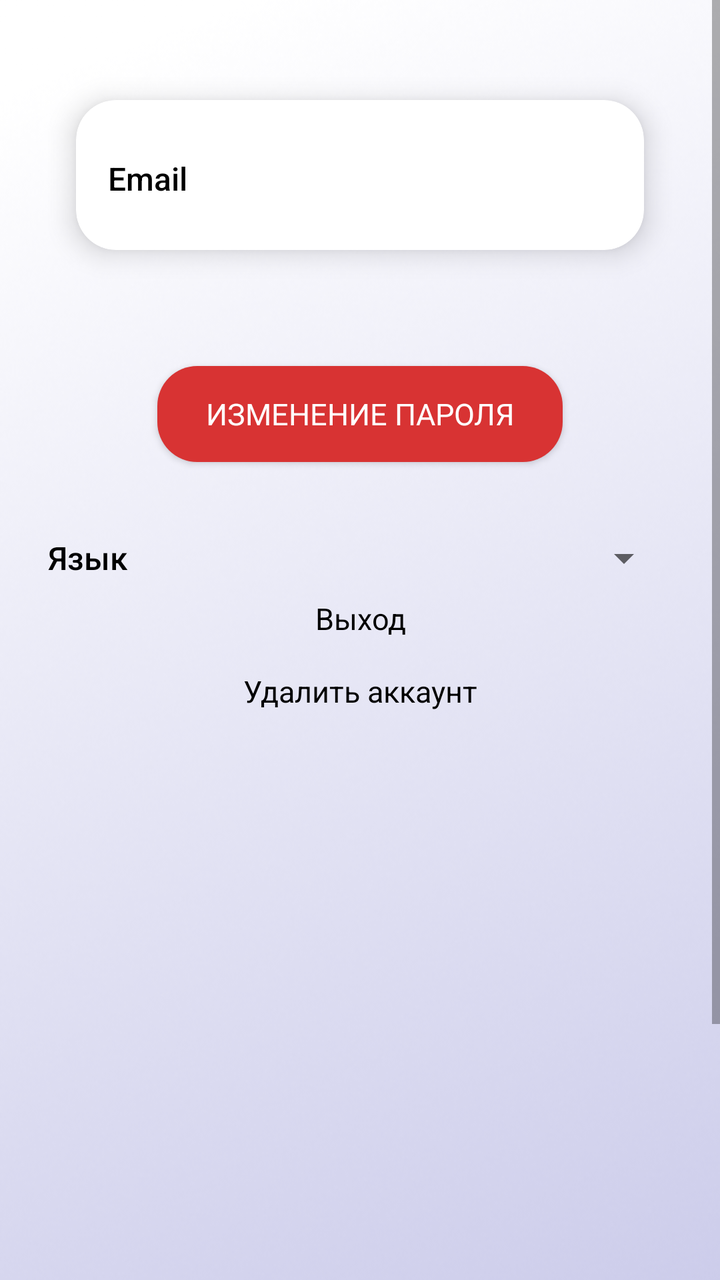
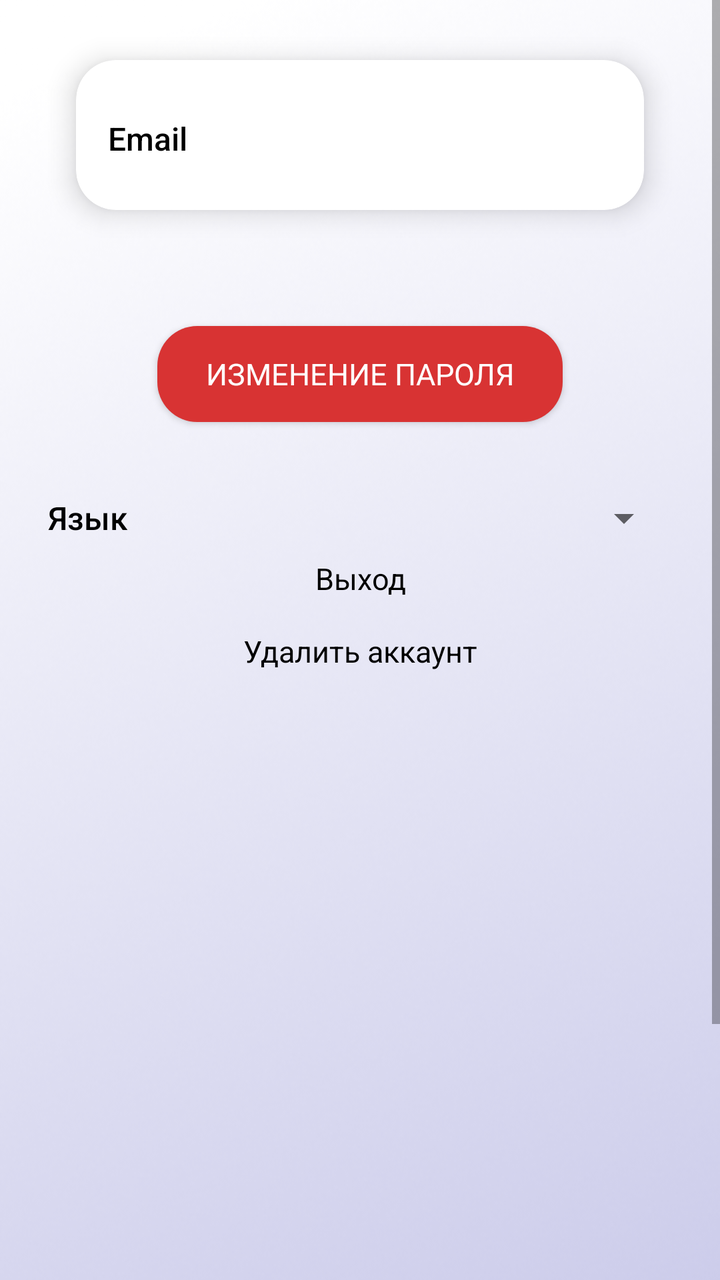

Compare the two renders of this Android layout. The source of the first and the diff that turns it into the second are given below.
<!-- AndroidManifest.xml: application theme Theme.AppCompat.Light -->
<!-- res/layout/fragment_setting_m.xml -->
<?xml version="1.0" encoding="utf-8"?>
<androidx.constraintlayout.widget.ConstraintLayout
    xmlns:android="http://schemas.android.com/apk/res/android"
    xmlns:app="http://schemas.android.com/apk/res-auto"
    xmlns:tools="http://schemas.android.com/tools"
    android:layout_width="match_parent"
    android:layout_height="match_parent">

    <ScrollView
        android:layout_width="match_parent"
        android:layout_height="0dp"
        android:fillViewport="true"
        app:layout_constraintTop_toTopOf="parent"
        app:layout_constraintBottom_toTopOf="@id/bottom_navigation"
        tools:ignore="NotSibling">

        <LinearLayout
            android:id="@+id/main"
            android:layout_width="match_parent"
            android:layout_height="wrap_content"
            android:orientation="vertical"
            android:paddingStart="24dp"
            android:paddingEnd="24dp"
            android:paddingTop="32dp"
            android:paddingBottom="24dp"
            android:gravity="center_horizontal"
            android:background="@drawable/background_b">

            <androidx.cardview.widget.CardView
                android:layout_width="match_parent"
                android:layout_height="wrap_content"
                app:cardCornerRadius="20dp"
                app:cardElevation="8dp"
                app:cardBackgroundColor="@android:color/white"
                app:cardUseCompatPadding="true"
                android:layout_marginBottom="24dp">

                <LinearLayout
                    android:layout_width="match_parent"
                    android:layout_height="wrap_content"
                    android:orientation="vertical"
                    android:padding="16dp">

                    
                    <LinearLayout
                        android:layout_width="match_parent"
                        android:layout_height="wrap_content"
                        android:orientation="horizontal"
                        android:paddingVertical="8dp">

                        <TextView
                            android:layout_width="0dp"
                            android:layout_weight="1"
                            android:layout_height="wrap_content"
                            android:text="@string/email"
                            android:textColor="@color/black"
                            android:fontFamily="sans-serif-medium"
                            android:textSize="16sp"
                            android:paddingEnd="8dp" />

                        <TextView
                            android:id="@+id/email"
                            android:layout_width="0dp"
                            android:layout_weight="2"
                            android:layout_height="wrap_content"
                            android:text=""
                            android:textColor="@color/black"
                            android:fontFamily="sans-serif"
                            android:textSize="20sp"
                            android:paddingStart="8dp" />
                    </LinearLayout>
                </LinearLayout>
            </androidx.cardview.widget.CardView>

            <Button
                android:id="@+id/edit_password"
                android:text="@string/changepasswor"
                android:layout_width="wrap_content"
                android:layout_height="wrap_content"
                android:layout_marginTop="16dp"
                android:background="@drawable/shape"
                android:textSize="15sp"
                android:layout_gravity="center"
                android:paddingHorizontal="24dp"
                android:paddingVertical="12dp"
                android:fontFamily="sans-serif"
                android:textColor="@color/white" />

            <Space
                android:layout_height="16dp"
                android:layout_width="match_parent" />

            
            <LinearLayout
                android:id="@+id/lang_row"
                android:layout_width="match_parent"
                android:layout_height="wrap_content"
                android:orientation="horizontal"
                android:gravity="center_vertical"
                android:paddingVertical="8dp"
                android:layout_marginTop="12dp">

                <TextView
                    android:id="@+id/tv_lang_label"
                    android:layout_width="0dp"
                    android:layout_height="wrap_content"
                    android:layout_weight="1"
                    android:text="@string/language"
                    android:textColor="@color/black"
                    android:fontFamily="sans-serif-medium"
                    android:textSize="16sp"
                    android:paddingEnd="8dp" />

                <Spinner
                    android:id="@+id/spinner_language"
                    android:layout_width="wrap_content"
                    android:layout_height="wrap_content"
                    android:spinnerMode="dropdown" />
            </LinearLayout>




            <TextView
                android:id="@+id/logout"
                android:layout_width="match_parent"
                android:layout_height="wrap_content"
                android:text="@string/logout"
                android:textSize="15sp"
                android:fontFamily="sans-serif"
                android:textColor="@color/black"
                android:gravity="center"
                android:layout_marginBottom="16dp" />

            <TextView
                android:id="@+id/delete"
                android:layout_width="match_parent"
                android:layout_height="wrap_content"
                android:text="@string/deleteaccount"
                android:textSize="15sp"
                android:fontFamily="sans-serif"
                android:textColor="@color/black"
                android:gravity="center"
                android:layout_marginBottom="16dp" />
        </LinearLayout>
    </ScrollView>

</androidx.constraintlayout.widget.ConstraintLayout>
<!-- resources referenced by this layout -->
<resources>
  <color name="black">#FF000000</color>
  <color name="white">#FFFFFFFF</color>
  <!-- drawable background_b: png bitmap (drawable, 208537 bytes) -->
  <!-- drawable shape (drawable) -->
  <?xml version="1.0" encoding="utf-8"?>
  <shape xmlns:android="http://schemas.android.com/apk/res/android"
      android:shape="rectangle">
      <solid android:color="#D83333" />
      <corners android:radius="20dp" />
  </shape>
  <string name="changepasswor">Изменение пароля</string>
  <string name="deleteaccount">Удалить аккаунт</string>
  <string name="email">Email</string>
  <string name="language">Язык</string>
  <string name="logout">Выход</string>
</resources>

<!-- the commit's change to res/layout/fragment_setting_m.xml (unified diff, before → after) -->
@@ -21,7 +21,7 @@
             android:orientation="vertical"
             android:paddingStart="24dp"
             android:paddingEnd="24dp"
-            android:paddingTop="32dp"
+            android:paddingTop="12dp"
             android:paddingBottom="24dp"
             android:gravity="center_horizontal"
             android:background="@drawable/background_b">
